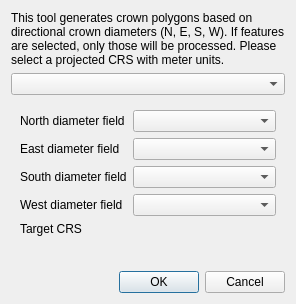
Above: treesta_crown_visualizer_dialog_base.ui from baumsicht/crown_visualizer before the change. Below: the same form after it.
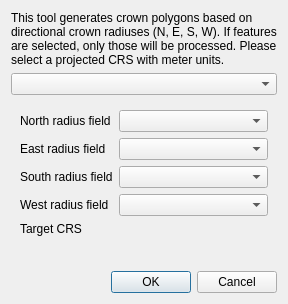
That is the form after the change. Custom widgets are drawn as their Qt base class.

```diff
--- a/treesta_crown_visualizer_dialog_base.ui
+++ b/treesta_crown_visualizer_dialog_base.ui
@@ -9,7 +9,7 @@
    <item>
     <widget class="QLabel" name="label_info">
      <property name="text">
-      <string>This tool generates crown polygons based on directional crown diameters (N, E, S, W). If features are selected, only those will be processed. Please select a projected CRS with meter units.</string>
+      <string>This tool generates crown polygons based on directional crown radiuses (N, E, S, W). If features are selected, only those will be processed. Please select a projected CRS with meter units.</string>
      </property>
      <property name="wordWrap">
       <bool>true</bool>
@@ -24,25 +24,25 @@
      <layout class="QFormLayout" name="formLayout">
       <item row="0" column="0">
        <widget class="QLabel">
-        <property name="text"><string>North diameter field</string></property>
+        <property name="text"><string>North radius field</string></property>
        </widget>
       </item>
       <item row="0" column="1"><widget class="QComboBox" name="field_north"/></item>
       <item row="1" column="0">
        <widget class="QLabel">
-        <property name="text"><string>East diameter field</string></property>
+        <property name="text"><string>East radius field</string></property>
        </widget>
       </item>
       <item row="1" column="1"><widget class="QComboBox" name="field_east"/></item>
       <item row="2" column="0">
        <widget class="QLabel">
-        <property name="text"><string>South diameter field</string></property>
+        <property name="text"><string>South radius field</string></property>
        </widget>
       </item>
       <item row="2" column="1"><widget class="QComboBox" name="field_south"/></item>
       <item row="3" column="0">
        <widget class="QLabel">
-        <property name="text"><string>West diameter field</string></property>
+        <property name="text"><string>West radius field</string></property>
        </widget>
       </item>
       <item row="3" column="1"><widget class="QComboBox" name="field_west"/></item>
```
